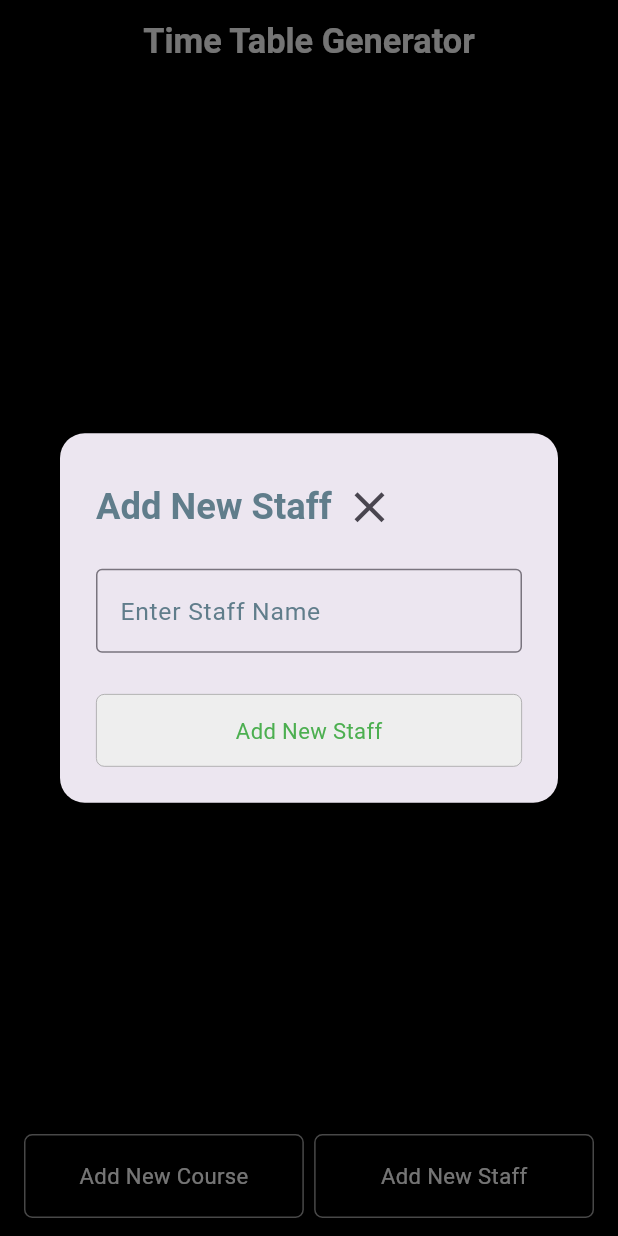
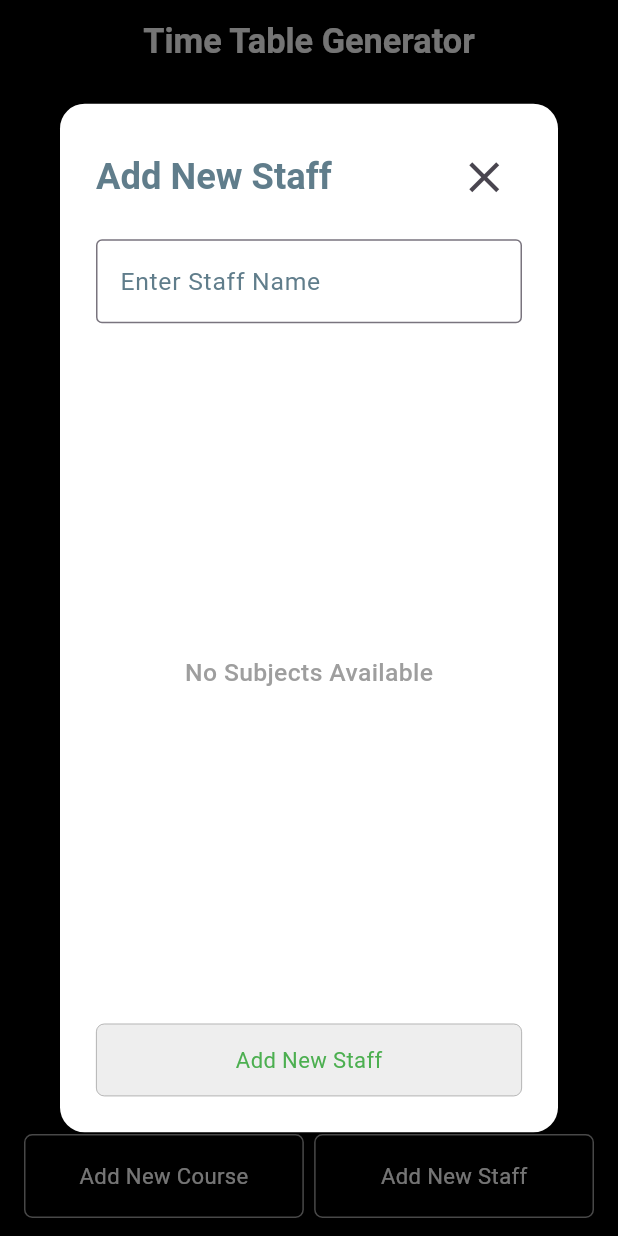
Before and after one commit to hijasahamed/Time-Table-Generator, a Flutter app: the screen it shows after launch, after a tap on "Add New Staff", on a phone screen of 412 x 824 dp. Run offline on Flutter 3.47's test engine with Material 3 defaults, Android fonts, the phone set to English and light mode, and no system bars; our stand-ins replace bloc, cloud_firestore, firebase_core, flutter_bloc; accounts and stored records are empty.

Commit message:
latest push

```diff
--- a/lib/controller/home_screen_controller.dart
+++ b/lib/controller/home_screen_controller.dart
@@ -11,15 +11,24 @@ Future<void> addDataToFirebase({
   required bool isAddStaff,
   required TextEditingController textController,
   required BuildContext context,
-  required HomeScreenBloc homeScreenBloc
+  required HomeScreenBloc homeScreenBloc,
+  required List selectedSubjects
   }) async {
   String collectionName = isAddCourse ? 'courses' : 'staff';
   if (collectionName.isNotEmpty&& textController.text.isNotEmpty) {
     homeScreenBloc.add(AddingButtonCircularIndicatorEvent());
-    await FirebaseFirestore.instance.collection(collectionName).add({
-      'name': textController.text,
-      'createdAt': Timestamp.now(),
-    });
+    if(collectionName == 'courses'){
+      await FirebaseFirestore.instance.collection(collectionName).add({
+        'name': textController.text,
+        'createdAt': Timestamp.now(),
+      });
+    }else{
+      await FirebaseFirestore.instance.collection(collectionName).add({
+        'staffName': textController.text,
+        'createdAt': Timestamp.now(),
+        'subjects' : selectedSubjects,
+      });
+    }
     homeScreenBloc.add(AddingButtonCircularIndicatorStopEvent());
     snackbarMessageWidget(text: isAddCourse ? 'Course Added' : 'Staff Added', context: context, color: Colors.green, textColor: Colors.white, behavior: SnackBarBehavior.floating, time: 3000);
   }
--- a/lib/view/course_screen/floating_button/add_subject_alert_dialog/add_subject_alert_dialog.dart
+++ b/lib/view/course_screen/floating_button/add_subject_alert_dialog/add_subject_alert_dialog.dart
@@ -30,6 +30,7 @@ void showAddSubjectsDialog(
               fontFamily: '',
               weight: FontWeight.bold,
             ),
+            const Spacer(),
             AlertCloseButton(screenSize: screenSize,)
           ],
         ),
--- a/lib/view/course_screen/floating_button/add_subject_alert_dialog/alert_close_button/alert_close_button.dart
+++ b/lib/view/course_screen/floating_button/add_subject_alert_dialog/alert_close_button/alert_close_button.dart
@@ -8,15 +8,10 @@ class AlertCloseButton extends StatelessWidget {
   final Size screenSize;
   @override
   Widget build(BuildContext context) {
-    return Row(
-      children: [
-        const Spacer(),
-        IconButton(
-          onPressed: () {
-            Navigator.of(context).pop();
-          },
-          icon: Icon(Icons.close,size: screenSize.width/12,)),
-      ],
-    );
+    return IconButton(
+      onPressed: () {
+        Navigator.of(context).pop();
+      },
+      icon: Icon(Icons.close,size: screenSize.width/12,));
   }
 }
--- a/lib/view/home_screen/bloc/home_screen_bloc.dart
+++ b/lib/view/home_screen/bloc/home_screen_bloc.dart
@@ -13,6 +13,7 @@ class HomeScreenBloc extends Bloc<HomeScreenEvent, HomeScreenState> {
     });
     on<AddingButtonCircularIndicatorEvent>(addingButtonCircularIndicatorEvent);
     on<AddingButtonCircularIndicatorStopEvent>(addingButtonCircularIndicatorStopEvent);
+    on<RefreshSelectSubjectScreenEvent>(refreshSelectSubjectScreenEvent);
   }
 
   FutureOr<void> addingButtonCircularIndicatorEvent(
@@ -24,4 +25,9 @@ class HomeScreenBloc extends Bloc<HomeScreenEvent, HomeScreenState> {
     AddingButtonCircularIndicatorStopEvent event, Emitter<HomeScreenState> emit) {
       emit(AddingButtonCircularIndicatorStopState());
   }
+
+  FutureOr<void> refreshSelectSubjectScreenEvent(
+    RefreshSelectSubjectScreenEvent event, Emitter<HomeScreenState> emit) {
+      emit(RefreshSelectSubjectScreenState());
+  }
 }
--- a/lib/view/home_screen/bloc/home_screen_event.dart
+++ b/lib/view/home_screen/bloc/home_screen_event.dart
@@ -5,3 +5,5 @@ sealed class HomeScreenEvent {}
 
 class AddingButtonCircularIndicatorEvent extends HomeScreenEvent {}
 class AddingButtonCircularIndicatorStopEvent extends HomeScreenEvent {}
+
+class RefreshSelectSubjectScreenEvent extends HomeScreenEvent {}
--- a/lib/view/home_screen/bloc/home_screen_state.dart
+++ b/lib/view/home_screen/bloc/home_screen_state.dart
@@ -7,3 +7,5 @@ final class HomeScreenInitial extends HomeScreenState {}
 
 class AddingButtonCircularIndicatorState extends HomeScreenState {}
 class AddingButtonCircularIndicatorStopState extends HomeScreenState {}
+
+class RefreshSelectSubjectScreenState extends HomeScreenState {}
--- a/lib/view/home_screen/bottom_app_bar_widget/add_button_widget/show_alert_dialog/show_alert_dialog.dart
+++ b/lib/view/home_screen/bottom_app_bar_widget/add_button_widget/show_alert_dialog/show_alert_dialog.dart
@@ -1,3 +1,4 @@
+import 'package:cloud_firestore/cloud_firestore.dart';
 import 'package:flutter/material.dart';
 import 'package:flutter_bloc/flutter_bloc.dart';
 import 'package:time_table/controller/home_screen_controller.dart';
@@ -12,27 +13,25 @@ void showAlertDialogForDataAdding({
   required Size screenSize,
 }) {
   final TextEditingController textController = TextEditingController();
+
   HomeScreenBloc homeScreenBloc = HomeScreenBloc();
+  final List<String> selectedSubjects = [];
+  HomeScreenBloc refreshStateBloc = HomeScreenBloc();
 
   showDialog(
     context: context,
     builder: (BuildContext context) {
       return AlertDialog(
+        backgroundColor: Colors.white,
         shape: RoundedRectangleBorder(
           borderRadius: BorderRadius.circular(screenSize.width / 25),
         ),
-        title: Row(
-          children: [
-            TextWidget(
-                text: isAddCourse ? 'Add New Course' : 'Add New Staff',
-                color: Colors.blueGrey,
-                size: screenSize.width / 17,
-                fontFamily: '',
-                weight: FontWeight.w600),
-            AlertCloseButton(screenSize: screenSize,)
-          ],
+        title: TitleWidget(
+          isAddCourse: isAddCourse,
+          screenSize: screenSize,
         ),
-        content: Column(
+        content: SingleChildScrollView(
+          child: Column(
             mainAxisSize: MainAxisSize.min,
             children: [
               TextField(
@@ -48,15 +47,119 @@ void showAlertDialogForDataAdding({
                 textCapitalization: TextCapitalization.words,
               ),
               SizedBox(height: screenSize.height / 30),
-            InkWell(
+              if (isAddStaff)
+                Column(
+                  children: [
+                    Container(
+                      height: screenSize.height / 2,
+                      width: screenSize.width,
+                      color: Colors.white,
+                      child: StreamBuilder<QuerySnapshot>(
+                        stream: FirebaseFirestore.instance
+                            .collection('subjects')
+                            .snapshots(),
+                        builder: (context, snapshot) {
+                          if (snapshot.connectionState ==
+                              ConnectionState.waiting) {
+                            return const Center(
+                                child: CircularProgressIndicator());
+                          }
+
+                          if (!snapshot.hasData || snapshot.data!.docs.isEmpty) {
+                            return Center(
+                              child: TextWidget(
+                                text: 'No Subjects Available',
+                                color: Colors.grey,
+                                size: screenSize.width / 25,
+                                fontFamily: '',
+                                weight: FontWeight.w500,
+                              ),
+                            );
+                          }
+
+                          final Set<String> uniqueSubjects = {};
+
+                          for (var doc in snapshot.data!.docs) {
+                            Map<String, dynamic> data =
+                                doc.data() as Map<String, dynamic>;
+                            uniqueSubjects
+                                .addAll(data.values.whereType<String>());
+                          }
+
+                          return ListView(
+                            children: uniqueSubjects.map((subject) {
+                              return BlocBuilder<HomeScreenBloc, HomeScreenState>(
+                                bloc: refreshStateBloc,
+                                builder: (context, state) {
+                                  return CheckboxListTile(
+                                    title: Text(subject),
+                                    value: selectedSubjects.contains(subject),
+                                    onChanged: (isSelected) {
+                                      if (isSelected == true) {
+                                        selectedSubjects.add(subject);
+                                        refreshStateBloc.add(
+                                            RefreshSelectSubjectScreenEvent());
+                                      } else {
+                                        selectedSubjects.remove(subject);
+                                        refreshStateBloc.add(
+                                            RefreshSelectSubjectScreenEvent());
+                                      }
+                                    },
+                                  );
+                                },
+                              );
+                            }).toList(),
+                          );
+                        },
+                      ),
+                    ),
+                    SizedBox(height: screenSize.height / 30),
+                  ],
+                ),
+              AddDataToDb(
+                textController: textController,
+                homeScreenBloc: homeScreenBloc,
+                selectedSubjects: selectedSubjects,
+                isAddCourse: isAddCourse,
+                isAddStaff: isAddStaff,
+                screenSize: screenSize,
+              )
+            ],
+          ),
+        ),
+      );
+    },
+  );
+}
+
+class AddDataToDb extends StatelessWidget {
+  const AddDataToDb(
+      {super.key,
+      required this.textController,
+      required this.homeScreenBloc,
+      required this.selectedSubjects,
+      required this.isAddCourse,
+      required this.isAddStaff,
+      required this.screenSize});
+
+  final TextEditingController textController;
+  final HomeScreenBloc homeScreenBloc;
+  final List<String> selectedSubjects;
+  final bool isAddCourse;
+  final bool isAddStaff;
+  final Size screenSize;
+
+  @override
+  Widget build(BuildContext context) {
+    return InkWell(
       onTap: () async {
         addDataToFirebase(
                 isAddCourse: isAddCourse,
                 isAddStaff: isAddStaff,
                 textController: textController,
                 context: context,
-                    homeScreenBloc: homeScreenBloc
-                  )
+                homeScreenBloc: homeScreenBloc,
+                selectedSubjects: selectedSubjects)
             .then(
           (value) {
             Navigator.of(context).pop();
@@ -67,37 +170,61 @@ void showAlertDialogForDataAdding({
         decoration: BoxDecoration(
             borderRadius: BorderRadius.circular(screenSize.width / 75),
             color: const Color.fromARGB(255, 238, 238, 238),
-                  border: Border.all(color: Colors.grey,width: .5)
-                ),
+            border: Border.all(color: Colors.grey, width: .5)),
         height: screenSize.height / 17,
         width: screenSize.width,
         child: Center(
             child: BlocBuilder<HomeScreenBloc, HomeScreenState>(
           bloc: homeScreenBloc,
           builder: (context, state) {
-                    return state is AddingButtonCircularIndicatorState?
-                     const Center(
-                      child: CircularProgressIndicator(color: Colors.green,strokeWidth: 2.5,),
+            return state is AddingButtonCircularIndicatorState
+                ? const Center(
+                    child: CircularProgressIndicator(
+                      color: Colors.green,
+                      strokeWidth: 2.5,
+                    ),
                   )
-                    : state is AddingButtonCircularIndicatorStopState? AddButtonText(isAddCourse: isAddCourse, screenSize: screenSize)
-                    : AddButtonText(isAddCourse: isAddCourse,screenSize: screenSize,);
+                : state is AddingButtonCircularIndicatorStopState
+                    ? AddButtonText(
+                        isAddCourse: isAddCourse, screenSize: screenSize)
+                    : AddButtonText(
+                        isAddCourse: isAddCourse,
+                        screenSize: screenSize,
+                      );
           },
         )),
       ),
+    );
+  }
+}
+
+class TitleWidget extends StatelessWidget {
+  const TitleWidget(
+      {super.key, required this.isAddCourse, required this.screenSize});
+  final Size screenSize;
+  final bool isAddCourse;
+  @override
+  Widget build(BuildContext context) {
+    return Row(
+      children: [
+        TextWidget(
+            text: isAddCourse ? 'Add New Course' : 'Add New Staff',
+            color: Colors.blueGrey,
+            size: screenSize.width / 17,
+            fontFamily: '',
+            weight: FontWeight.w600),
+        const Spacer(),
+        AlertCloseButton(
+          screenSize: screenSize,
         )
       ],
-        ),
     );
-    },
-  );
+  }
 }
 
 class AddButtonText extends StatelessWidget {
-  const AddButtonText({
-    super.key,
-    required this.isAddCourse,
-    required this.screenSize
-  });
+  const AddButtonText(
+      {super.key, required this.isAddCourse, required this.screenSize});
   final Size screenSize;
   final bool isAddCourse;
   @override
@@ -107,7 +234,6 @@ class AddButtonText extends StatelessWidget {
         color: Colors.green,
         size: screenSize.width / 28,
         fontFamily: '',
-      weight: FontWeight.w400
-    );
+        weight: FontWeight.w400);
   }
 }
```
Lines whose indentation alone changed are shown as unchanged.
